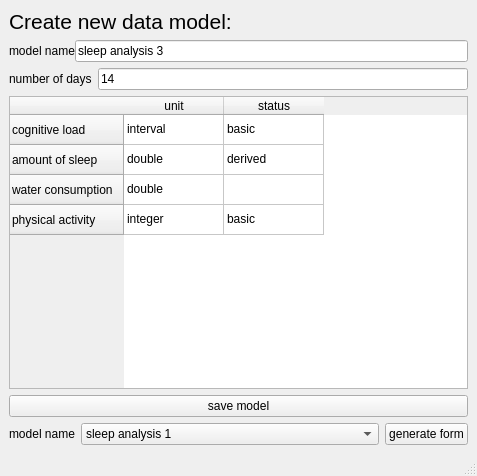
Qt form UI/ui-files/CreateDataModelScreen.ui (vladigr1/soft-project) before a commit.
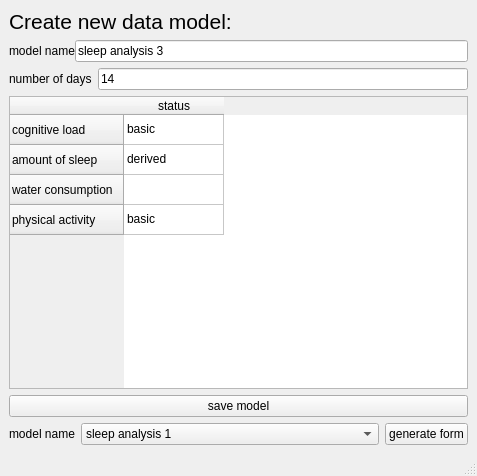
The same form after that commit.

What changed in the file:
```diff
--- a/UI/ui-files/CreateDataModelScreen.ui
+++ b/UI/ui-files/CreateDataModelScreen.ui
@@ -134,11 +134,6 @@
         <string>physical activity</string>
        </property>
       </row>
-      <column>
-       <property name="text">
-        <string>unit</string>
-       </property>
-      </column>
       <column>
        <property name="text">
         <string>status</string>
@@ -146,35 +141,15 @@
       </column>
       <item row="0" column="0">
        <property name="text">
-        <string>interval</string>
-       </property>
-      </item>
-      <item row="0" column="1">
-       <property name="text">
         <string>basic</string>
        </property>
       </item>
       <item row="1" column="0">
        <property name="text">
-        <string>double</string>
-       </property>
-      </item>
-      <item row="1" column="1">
-       <property name="text">
         <string>derived</string>
        </property>
       </item>
-      <item row="2" column="0">
-       <property name="text">
-        <string>double</string>
-       </property>
-      </item>
       <item row="3" column="0">
-       <property name="text">
-        <string>integer</string>
-       </property>
-      </item>
-      <item row="3" column="1">
        <property name="text">
         <string>basic</string>
        </property>
```
